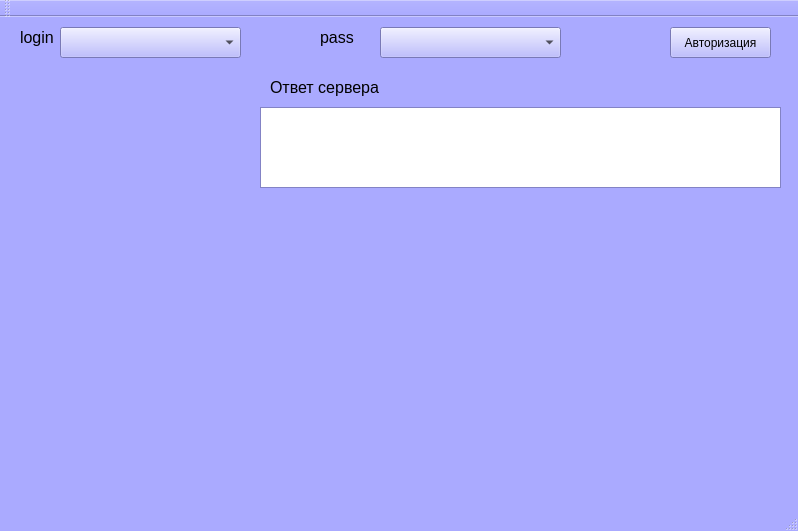
Before: the Qt Designer form mainwindow.ui in lozal71/shag_chat_client, drawn with Qt 5.
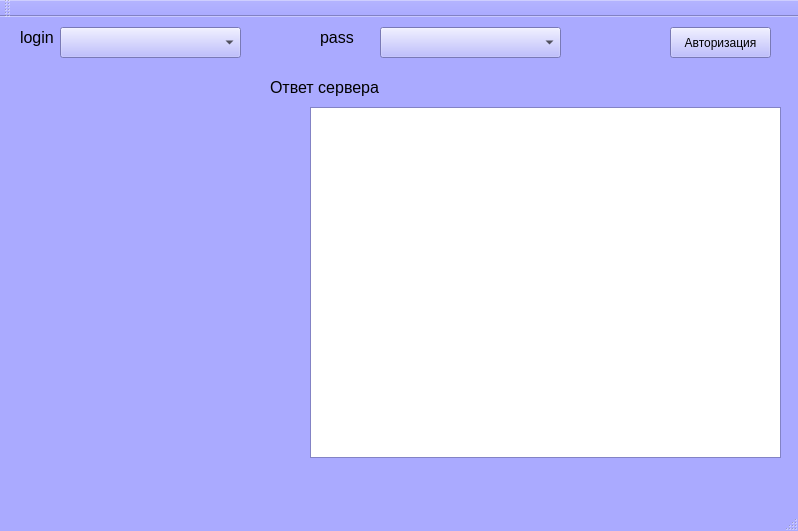
After: the same form once the commit is applied.

Commit message: добавлен список комнат

```diff
--- a/mainwindow.ui
+++ b/mainwindow.ui
@@ -485,10 +485,10 @@
    <widget class="QTextEdit" name="teLog">
     <property name="geometry">
      <rect>
-      <x>260</x>
+      <x>310</x>
       <y>90</y>
-      <width>521</width>
-      <height>81</height>
+      <width>471</width>
+      <height>351</height>
      </rect>
     </property>
     <property name="font">
```
The commit also changes 2 other files.
